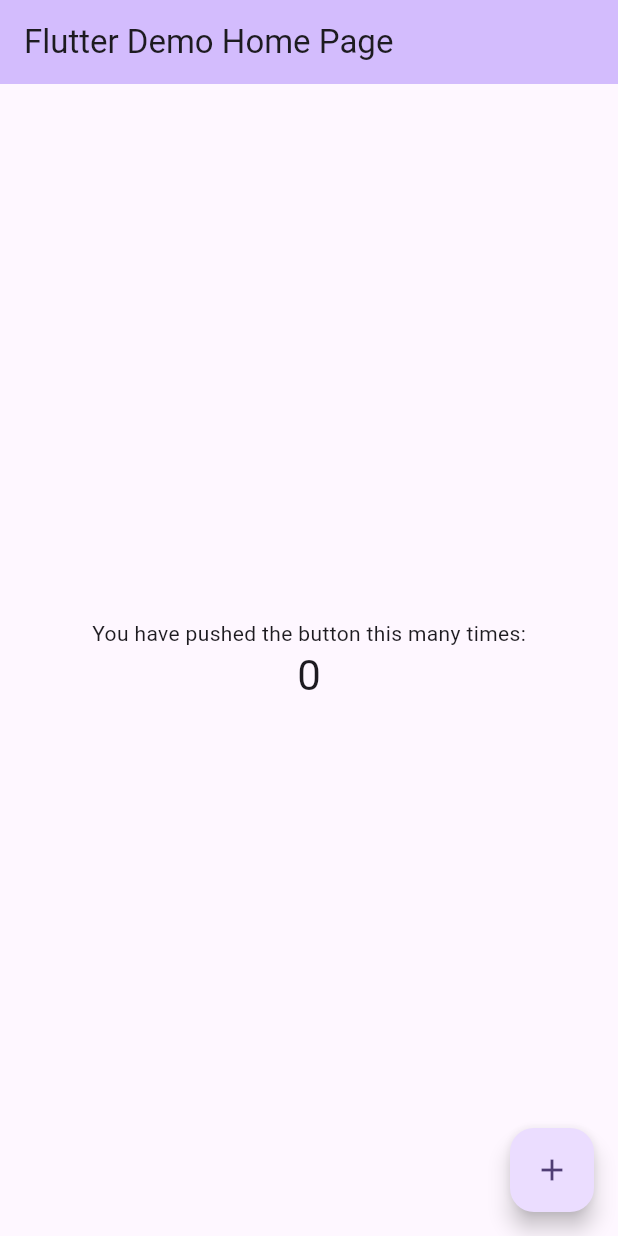
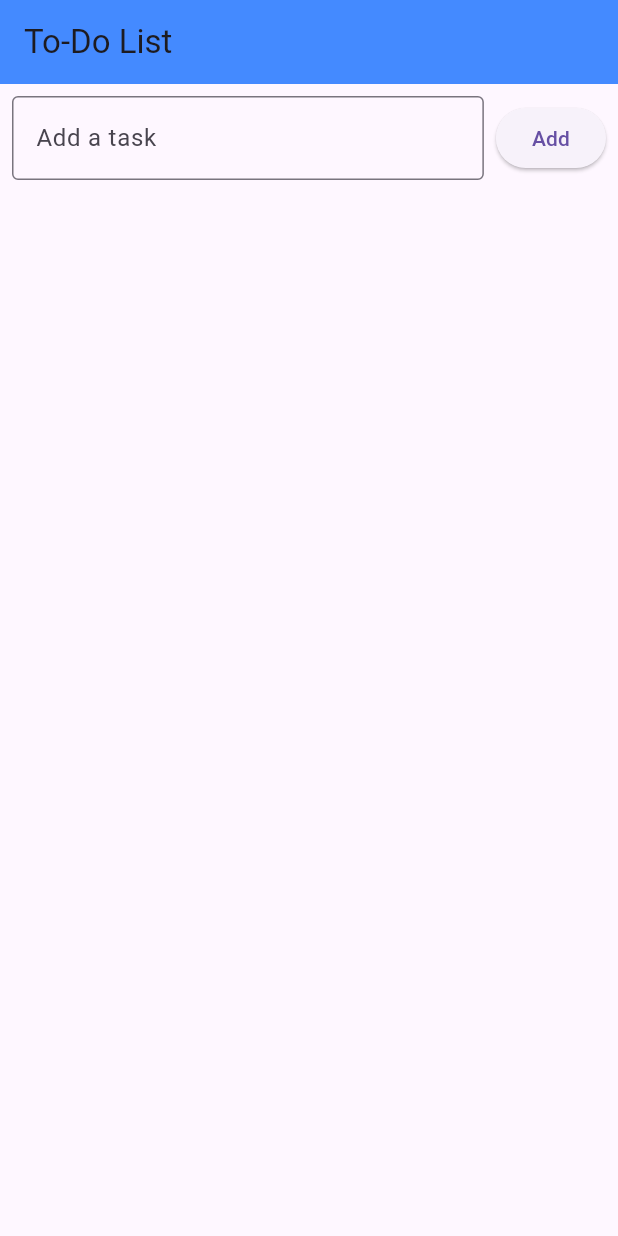
Before and after one commit to Arihantjain27/Flutter_to_do_list, a Flutter app: the screen it shows after launch, on a phone screen of 412 x 824 dp. Run offline on Flutter 3.47's test engine with Material 3 defaults, Android fonts, the phone set to English and light mode, and no system bars.

Commit message:
To Do ListL

```diff
--- a/lib/main.dart
+++ b/lib/main.dart
@@ -1,125 +1,174 @@
 import 'package:flutter/material.dart';
 
 void main() {
-  runApp(const MyApp());
+  runApp(MyApp());
 }
 
 class MyApp extends StatelessWidget {
-  const MyApp({super.key});
-
-  // This widget is the root of your application.
   @override
   Widget build(BuildContext context) {
     return MaterialApp(
-      title: 'Flutter Demo',
-      theme: ThemeData(
-        // This is the theme of your application.
-        //
-        // TRY THIS: Try running your application with "flutter run". You'll see
-        // the application has a purple toolbar. Then, without quitting the app,
-        // try changing the seedColor in the colorScheme below to Colors.green
-        // and then invoke "hot reload" (save your changes or press the "hot
-        // reload" button in a Flutter-supported IDE, or press "r" if you used
-        // the command line to start the app).
-        //
-        // Notice that the counter didn't reset back to zero; the application
-        // state is not lost during the reload. To reset the state, use hot
-        // restart instead.
-        //
-        // This works for code too, not just values: Most code changes can be
-        // tested with just a hot reload.
-        colorScheme: ColorScheme.fromSeed(seedColor: Colors.deepPurple),
-        useMaterial3: true,
-      ),
-      home: const MyHomePage(title: 'Flutter Demo Home Page'),
+      debugShowCheckedModeBanner: false,
+      home: TodoListScreen(),
     );
   }
 }
 
-class MyHomePage extends StatefulWidget {
-  const MyHomePage({super.key, required this.title});
-
-  // This widget is the home page of your application. It is stateful, meaning
-  // that it has a State object (defined below) that contains fields that affect
-  // how it looks.
-
-  // This class is the configuration for the state. It holds the values (in this
-  // case the title) provided by the parent (in this case the App widget) and
-  // used by the build method of the State. Fields in a Widget subclass are
-  // always marked "final".
-
-  final String title;
-
+class TodoListScreen extends StatefulWidget {
   @override
-  State<MyHomePage> createState() => _MyHomePageState();
+  _TodoListScreenState createState() => _TodoListScreenState();
 }
 
-class _MyHomePageState extends State<MyHomePage> {
-  int _counter = 0;
+class _TodoListScreenState extends State<TodoListScreen> {
+  final List<Map<String, dynamic>> _todoItems =
+      []; // List to hold tasks and their completion status
+  final TextEditingController _controller = TextEditingController();
 
-  void _incrementCounter() {
+  // Add a new task
+  void _addTodoItem(String task) {
+    if (task.isNotEmpty) {
+      setState(() {
+        _todoItems.add({'task': task, 'isCompleted': false});
+      });
+      _controller.clear();
+    }
+  }
+
+  // Remove a task
+  void _removeTodoItem(int index) {
     setState(() {
-      // This call to setState tells the Flutter framework that something has
-      // changed in this State, which causes it to rerun the build method below
-      // so that the display can reflect the updated values. If we changed
-      // _counter without calling setState(), then the build method would not be
-      // called again, and so nothing would appear to happen.
-      _counter++;
+      _todoItems.removeAt(index);
     });
+  }
+
+  // Toggle task completion
+  void _toggleTaskCompletion(int index) {
+    setState(() {
+      _todoItems[index]['isCompleted'] = !_todoItems[index]['isCompleted'];
+    });
+  }
+
+  // Edit a task
+  void _editTodoItem(int index, String newTask) {
+    if (newTask.isNotEmpty) {
+      setState(() {
+        _todoItems[index]['task'] = newTask;
+      });
+    }
+  }
+
+  // Show edit dialog
+  void _showEditDialog(int index) {
+    final TextEditingController editController = TextEditingController();
+    editController.text = _todoItems[index]['task'];
+
+    showDialog(
+      context: context,
+      builder: (context) {
+        return AlertDialog(
+          title: Text("Edit Task"),
+          content: TextField(
+            controller: editController,
+            decoration: InputDecoration(
+              labelText: 'Task',
+              border: OutlineInputBorder(),
+            ),
+          ),
+          actions: [
+            TextButton(
+              onPressed: () {
+                Navigator.of(context).pop();
+              },
+              child: Text("Cancel"),
+            ),
+            ElevatedButton(
+              onPressed: () {
+                _editTodoItem(index, editController.text);
+                Navigator.of(context).pop();
+              },
+              child: Text("Save"),
+            ),
+          ],
+        );
+      },
+    );
+  }
+
+  // Build a single task item
+  Widget _buildTodoItem(Map<String, dynamic> taskData, int index) {
+    return Card(
+      child: ListTile(
+        leading: Checkbox(
+          value: taskData['isCompleted'],
+          onChanged: (bool? value) {
+            _toggleTaskCompletion(index);
+          },
+        ),
+        title: Text(
+          taskData['task'],
+          style: TextStyle(
+            decoration: taskData['isCompleted']
+                ? TextDecoration.lineThrough
+                : TextDecoration.none,
+          ),
+        ),
+        trailing: Row(
+          mainAxisSize: MainAxisSize.min,
+          children: [
+            IconButton(
+              icon: Icon(Icons.edit, color: Colors.blue),
+              onPressed: () => _showEditDialog(index),
+            ),
+            IconButton(
+              icon: Icon(Icons.delete, color: Colors.red),
+              onPressed: () => _removeTodoItem(index),
+            ),
+          ],
+        ),
+      ),
+    );
   }
 
   @override
   Widget build(BuildContext context) {
-    // This method is rerun every time setState is called, for instance as done
-    // by the _incrementCounter method above.
-    //
-    // The Flutter framework has been optimized to make rerunning build methods
-    // fast, so that you can just rebuild anything that needs updating rather
-    // than having to individually change instances of widgets.
     return Scaffold(
       appBar: AppBar(
-        // TRY THIS: Try changing the color here to a specific color (to
-        // Colors.amber, perhaps?) and trigger a hot reload to see the AppBar
-        // change color while the other colors stay the same.
-        backgroundColor: Theme.of(context).colorScheme.inversePrimary,
-        // Here we take the value from the MyHomePage object that was created by
-        // the App.build method, and use it to set our appbar title.
-        title: Text(widget.title),
+        title: Text("To-Do List"),
+        backgroundColor: Colors.blueAccent,
       ),
-      body: Center(
-        // Center is a layout widget. It takes a single child and positions it
-        // in the middle of the parent.
-        child: Column(
-          // Column is also a layout widget. It takes a list of children and
-          // arranges them vertically. By default, it sizes itself to fit its
-          // children horizontally, and tries to be as tall as its parent.
-          //
-          // Column has various properties to control how it sizes itself and
-          // how it positions its children. Here we use mainAxisAlignment to
-          // center the children vertically; the main axis here is the vertical
-          // axis because Columns are vertical (the cross axis would be
-          // horizontal).
-          //
-          // TRY THIS: Invoke "debug painting" (choose the "Toggle Debug Paint"
-          // action in the IDE, or press "p" in the console), to see the
-          // wireframe for each widget.
-          mainAxisAlignment: MainAxisAlignment.center,
-          children: <Widget>[
-            const Text(
-              'You have pushed the button this many times:',
+      body: Column(
+        children: [
+          Padding(
+            padding: const EdgeInsets.all(8.0),
+            child: Row(
+              children: [
+                Expanded(
+                  child: TextField(
+                    controller: _controller,
+                    decoration: InputDecoration(
+                      labelText: 'Add a task',
+                      border: OutlineInputBorder(),
+                    ),
+                  ),
+                ),
+                SizedBox(width: 8),
+                ElevatedButton(
+                  onPressed: () => _addTodoItem(_controller.text),
+                  child: Text("Add"),
+                ),
+              ],
             ),
-            Text(
-              '$_counter',
-              style: Theme.of(context).textTheme.headlineMedium,
+          ),
+          Expanded(
+            child: ListView.builder(
+              itemCount: _todoItems.length,
+              itemBuilder: (context, index) {
+                return _buildTodoItem(_todoItems[index], index);
+              },
             ),
-          ],
-        ),
+          ),
+        ],
       ),
-      floatingActionButton: FloatingActionButton(
-        onPressed: _incrementCounter,
-        tooltip: 'Increment',
-        child: const Icon(Icons.add),
-      ), // This trailing comma makes auto-formatting nicer for build methods.
     );
   }
 }
```
Also changed, not shown: 1 other file.
